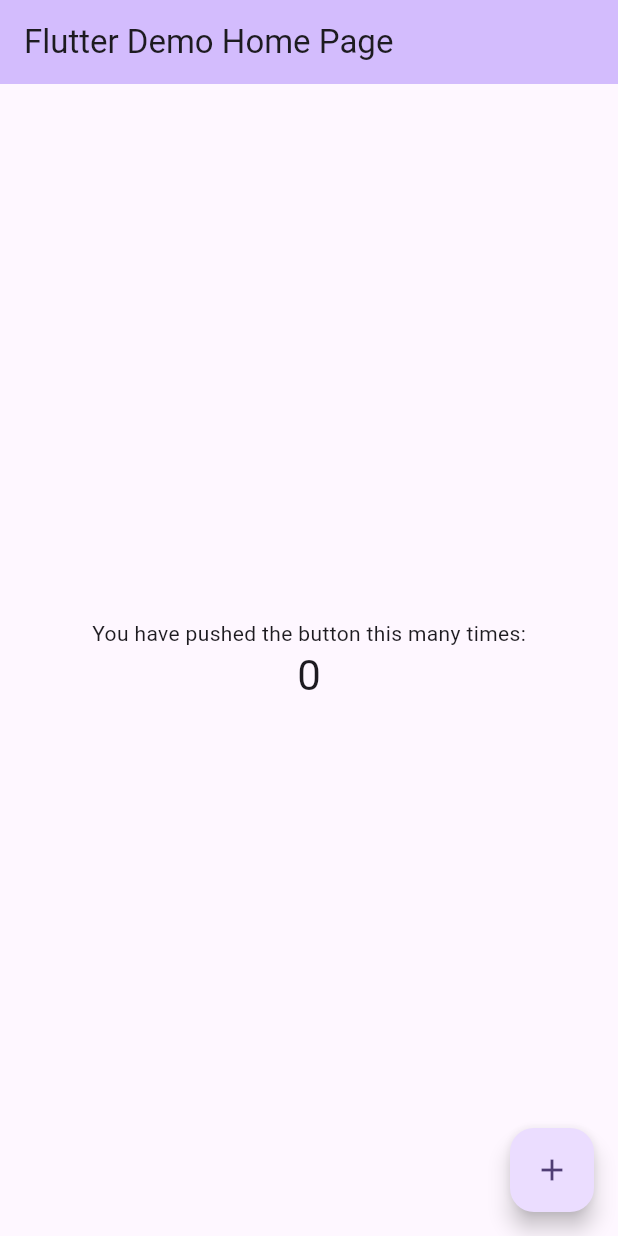
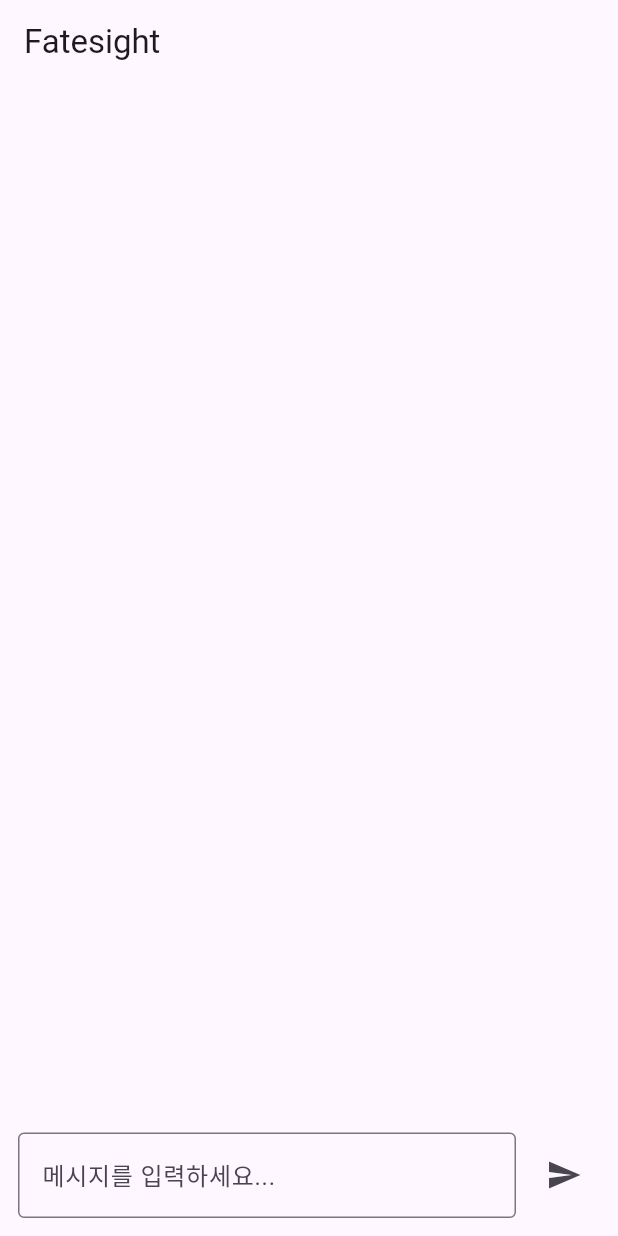
Before and after one commit to ahgnodmik/fatesight, a Flutter app: the screen it shows after launch, on a phone screen of 412 x 824 dp. Run offline on Flutter 3.47's test engine with Material 3 defaults, Android fonts, the phone set to English and light mode, and no system bars; our stand-ins replace flutter_dotenv.

Commit message:
feat: add OpenAI chat, env loading, GTM snippet, Android packageId

```diff
--- a/lib/main.dart
+++ b/lib/main.dart
@@ -1,6 +1,11 @@
 import 'package:flutter/material.dart';
+import 'package:flutter_dotenv/flutter_dotenv.dart';
+import 'package:provider/provider.dart';
+import 'services/openai_service.dart';
 
-void main() {
+Future<void> main() async {
+  WidgetsFlutterBinding.ensureInitialized();
+  await dotenv.load(fileName: '.env');
   runApp(const MyApp());
 }
 
@@ -10,7 +15,11 @@ class MyApp extends StatelessWidget {
   // This widget is the root of your application.
   @override
   Widget build(BuildContext context) {
-    return MaterialApp(
+    return MultiProvider(
+      providers: [
+        ChangeNotifierProvider(create: (_) => ChatProvider(OpenAIService())),
+      ],
+      child: MaterialApp(
       title: 'Flutter Demo',
       theme: ThemeData(
         // This is the theme of your application.
@@ -30,93 +39,95 @@ class MyApp extends StatelessWidget {
         // tested with just a hot reload.
         colorScheme: ColorScheme.fromSeed(seedColor: Colors.deepPurple),
       ),
-      home: const MyHomePage(title: 'Flutter Demo Home Page'),
-    );
+      home: const ChatPage(),
+    ));
   }
 }
 
-class MyHomePage extends StatefulWidget {
-  const MyHomePage({super.key, required this.title});
-
-  // This widget is the home page of your application. It is stateful, meaning
-  // that it has a State object (defined below) that contains fields that affect
-  // how it looks.
-
-  // This class is the configuration for the state. It holds the values (in this
-  // case the title) provided by the parent (in this case the App widget) and
-  // used by the build method of the State. Fields in a Widget subclass are
-  // always marked "final".
-
-  final String title;
+class ChatPage extends StatefulWidget {
+  const ChatPage({super.key});
 
   @override
-  State<MyHomePage> createState() => _MyHomePageState();
+  State<ChatPage> createState() => _ChatPageState();
 }
 
-class _MyHomePageState extends State<MyHomePage> {
-  int _counter = 0;
-
-  void _incrementCounter() {
-    setState(() {
-      // This call to setState tells the Flutter framework that something has
-      // changed in this State, which causes it to rerun the build method below
-      // so that the display can reflect the updated values. If we changed
-      // _counter without calling setState(), then the build method would not be
-      // called again, and so nothing would appear to happen.
-      _counter++;
-    });
-  }
+class _ChatPageState extends State<ChatPage> {
+  final TextEditingController _controller = TextEditingController();
 
   @override
   Widget build(BuildContext context) {
-    // This method is rerun every time setState is called, for instance as done
-    // by the _incrementCounter method above.
-    //
-    // The Flutter framework has been optimized to make rerunning build methods
-    // fast, so that you can just rebuild anything that needs updating rather
-    // than having to individually change instances of widgets.
+    final chat = context.watch<ChatProvider>();
     return Scaffold(
-      appBar: AppBar(
-        // TRY THIS: Try changing the color here to a specific color (to
-        // Colors.amber, perhaps?) and trigger a hot reload to see the AppBar
-        // change color while the other colors stay the same.
-        backgroundColor: Theme.of(context).colorScheme.inversePrimary,
-        // Here we take the value from the MyHomePage object that was created by
-        // the App.build method, and use it to set our appbar title.
-        title: Text(widget.title),
+      appBar: AppBar(title: const Text('Fatesight')),
+      body: Column(
+        children: [
+          Expanded(
+            child: ListView.builder(
+              padding: const EdgeInsets.all(16),
+              itemCount: chat.messages.length,
+              itemBuilder: (context, index) {
+                final m = chat.messages[index];
+                return Align(
+                  alignment: m.role == 'user'
+                      ? Alignment.centerRight
+                      : Alignment.centerLeft,
+                  child: Container(
+                    margin: const EdgeInsets.symmetric(vertical: 6),
+                    padding: const EdgeInsets.symmetric(
+                        vertical: 10, horizontal: 14),
+                    decoration: BoxDecoration(
+                      color: m.role == 'user'
+                          ? Theme.of(context)
+                              .colorScheme
+                              .primary
+                              .withOpacity(0.1)
+                          : Theme.of(context)
+                              .colorScheme
+                              .surfaceContainerHighest,
+                      borderRadius: BorderRadius.circular(12),
+                    ),
+                    child: Text(m.content),
+                  ),
+                );
+              },
+            ),
+          ),
+          if (chat.isLoading)
+            const Padding(
+              padding: EdgeInsets.all(8.0),
+              child: LinearProgressIndicator(minHeight: 2),
+            ),
+          Padding(
+            padding: const EdgeInsets.all(12.0),
+            child: Row(
+              children: [
+                Expanded(
+                  child: TextField(
+                    controller: _controller,
+                    decoration: const InputDecoration(
+                      hintText: '메시지를 입력하세요...',
+                      border: OutlineInputBorder(),
+                    ),
+                    onSubmitted: (_) => _send(context),
+                  ),
+                ),
+                const SizedBox(width: 8),
+                IconButton(
+                  onPressed: chat.isLoading ? null : () => _send(context),
+                  icon: const Icon(Icons.send),
+                )
+              ],
+            ),
+          )
+        ],
       ),
-      body: Center(
-        // Center is a layout widget. It takes a single child and positions it
-        // in the middle of the parent.
-        child: Column(
-          // Column is also a layout widget. It takes a list of children and
-          // arranges them vertically. By default, it sizes itself to fit its
-          // children horizontally, and tries to be as tall as its parent.
-          //
-          // Column has various properties to control how it sizes itself and
-          // how it positions its children. Here we use mainAxisAlignment to
-          // center the children vertically; the main axis here is the vertical
-          // axis because Columns are vertical (the cross axis would be
-          // horizontal).
-          //
-          // TRY THIS: Invoke "debug painting" (choose the "Toggle Debug Paint"
-          // action in the IDE, or press "p" in the console), to see the
-          // wireframe for each widget.
-          mainAxisAlignment: MainAxisAlignment.center,
-          children: <Widget>[
-            const Text('You have pushed the button this many times:'),
-            Text(
-              '$_counter',
-              style: Theme.of(context).textTheme.headlineMedium,
-            ),
-          ],
-        ),
-      ),
-      floatingActionButton: FloatingActionButton(
-        onPressed: _incrementCounter,
-        tooltip: 'Increment',
-        child: const Icon(Icons.add),
-      ), // This trailing comma makes auto-formatting nicer for build methods.
     );
   }
+
+  Future<void> _send(BuildContext context) async {
+    final text = _controller.text.trim();
+    if (text.isEmpty) return;
+    _controller.clear();
+    await context.read<ChatProvider>().sendMessage(text);
+  }
 }
--- /dev/null
+++ b/lib/services/openai_service.dart
@@ -0,0 +1,84 @@
+import 'dart:convert';
+import 'package:flutter/foundation.dart';
+import 'package:flutter_dotenv/flutter_dotenv.dart';
+import 'package:http/http.dart' as http;
+
+class ChatMessage {
+  final String role; // 'user' or 'assistant'
+  final String content;
+  ChatMessage({required this.role, required this.content});
+}
+
+class ChatProvider extends ChangeNotifier {
+  ChatProvider(this._service);
+
+  final OpenAIService _service;
+  final List<ChatMessage> _messages = <ChatMessage>[];
+  bool _isLoading = false;
+
+  List<ChatMessage> get messages => List.unmodifiable(_messages);
+  bool get isLoading => _isLoading;
+
+  Future<void> sendMessage(String content) async {
+    _messages.add(ChatMessage(role: 'user', content: content));
+    _isLoading = true;
+    notifyListeners();
+
+    try {
+      final reply = await _service.createChatCompletion(_messages);
+      _messages.add(ChatMessage(role: 'assistant', content: reply));
+    } catch (e) {
+      _messages.add(ChatMessage(role: 'assistant', content: '오류가 발생했습니다. 다시 시도해주세요.'));
+      if (kDebugMode) {
+        // ignore: avoid_print
+        print('OpenAI error: $e');
+      }
+    } finally {
+      _isLoading = false;
+      notifyListeners();
+    }
+  }
+}
+
+class OpenAIService {
+  static const String _chatUrl = 'https://api.openai.com/v1/chat/completions';
+
+  Future<String> createChatCompletion(List<ChatMessage> history) async {
+    final key = dotenv.env['OPENAI_API_KEY'];
+    final system = dotenv.env['OPENAI_SYSTEM_PROMPT'] ?? 'You are a helpful assistant.';
+    if (key == null || key.isEmpty) {
+      throw Exception('OPENAI_API_KEY is not set');
+    }
+
+    final model = dotenv.env['OPENAI_MODEL'] ?? 'gpt-4o-mini';
+
+    final messages = <Map<String, String>>[
+      {'role': 'system', 'content': system},
+      ...history.map((m) => {'role': m.role, 'content': m.content}),
+    ];
+
+    final response = await http.post(
+      Uri.parse(_chatUrl),
+      headers: {
+        'Content-Type': 'application/json',
+        'Authorization': 'Bearer $key',
+      },
+      body: jsonEncode({
+        'model': model,
+        'messages': messages,
+        'temperature': 0.7,
+      }),
+    );
+
+    if (response.statusCode >= 200 && response.statusCode < 300) {
+      final data = jsonDecode(response.body) as Map<String, dynamic>;
+      final choices = data['choices'] as List<dynamic>;
+      if (choices.isNotEmpty) {
+        return choices.first['message']['content'] as String;
+      }
+      return '응답이 비어있습니다.';
+    }
+
+    throw Exception('OpenAI API error: ${response.statusCode} ${response.body}');
+  }
+}
--- a/pubspec.yaml
+++ b/pubspec.yaml
@@ -65,9 +65,8 @@ flutter:
   uses-material-design: true
 
   # To add assets to your application, add an assets section, like this:
-  # assets:
-  #   - images/a_dot_burr.jpeg
-  #   - images/a_dot_ham.jpeg
+  assets:
+    - .env
 
   # An image asset can refer to one or more resolution-specific "variants", see
   # https://flutter.dev/to/resolution-aware-images
```
Also changed, not shown: 3 other files.
